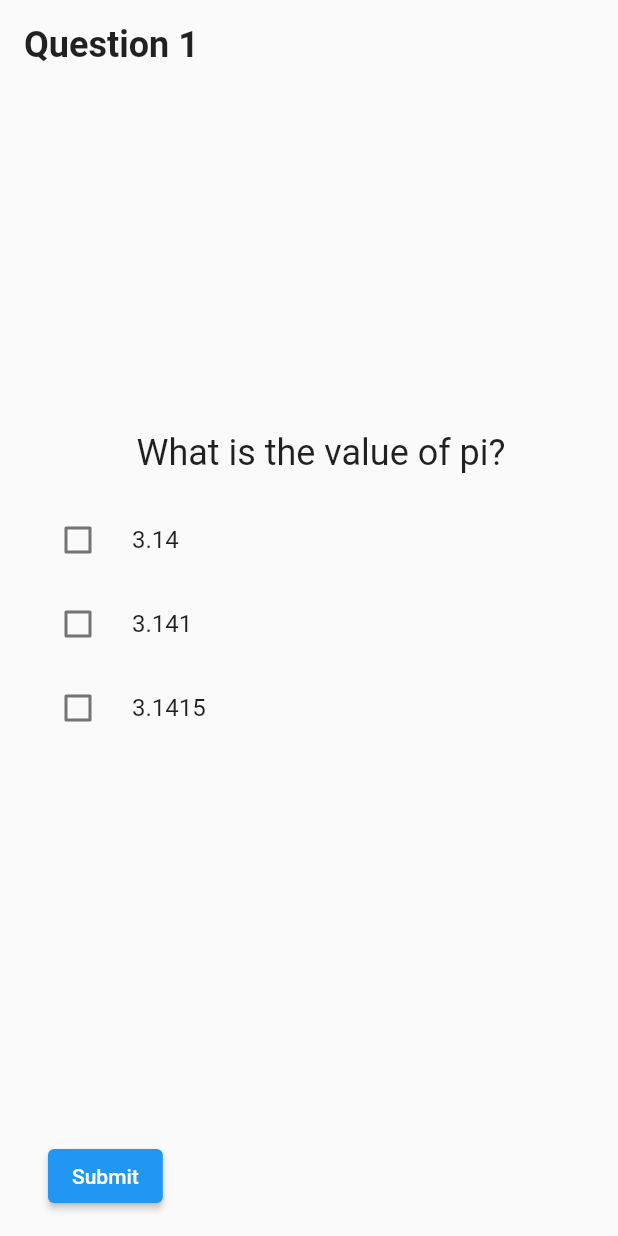
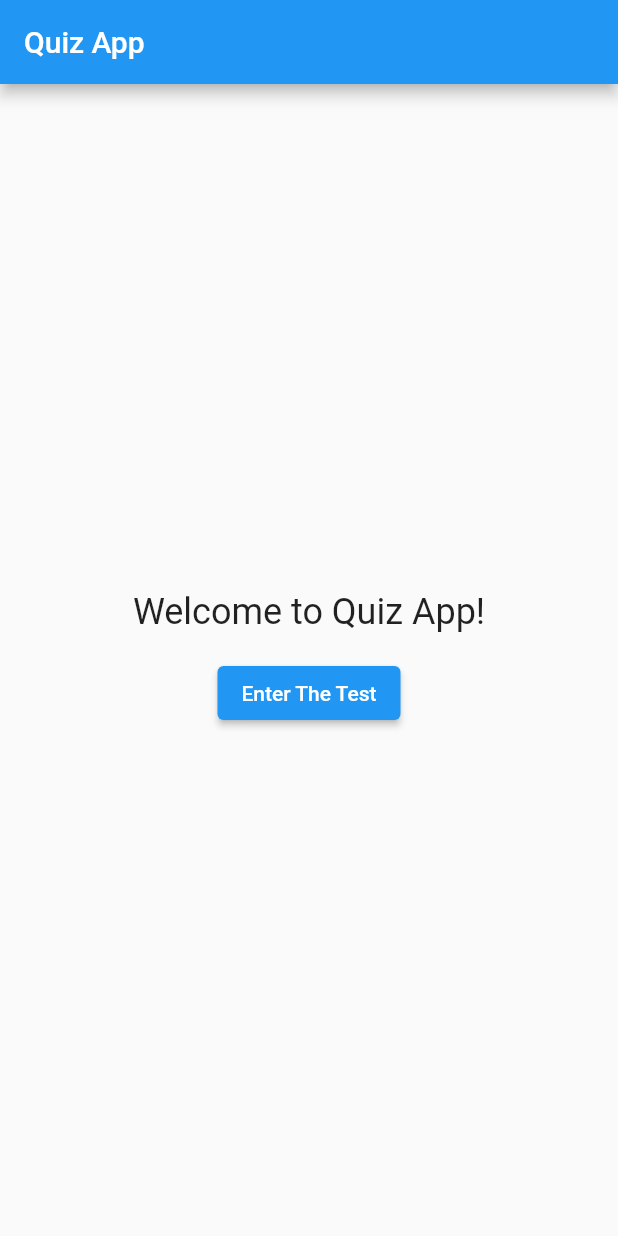
Before and after one commit to Abdelrahman0122/quiz_app_Using_Flutter, a Flutter app: the screen it shows after launch, on a phone screen of 412 x 824 dp. Run offline on Flutter 3.47's test engine with Material 2 defaults, Android fonts, the phone set to English and light mode, and no system bars; missing offline and left inert: dart:js.

Commit message:
add List

```diff
--- /dev/null
+++ b/lib/about.dart
@@ -0,0 +1,58 @@
+import 'package:flutter/material.dart';
+import 'package:quiz/about.dart';
+
+void main() {
+  runApp(about());
+}
+
+class about extends StatelessWidget {
+  final List<String> categories = [
+    'Abdo: 10',
+    'Sakr: 5',
+    '3eno: 6',
+    'Bros: 6',
+    'Kimo: 3',
+    'Ehab:3',
+    'Junior:30',
+    'Nazo: 4',
+  ];
+
+  @override
+  Widget build(BuildContext context) {
+    return MaterialApp(
+      home: Scaffold(
+        appBar: AppBar(
+          title: Text('Quiz Categories'),
+        ),
+        body: Container(
+          padding: EdgeInsets.all(16.0),
+          child: ListView.builder(
+            itemCount: categories.length,
+            itemBuilder: (context, index) {
+              return Card(
+                elevation: 2.0,
+                child: ListTile(
+                  contentPadding: EdgeInsets.symmetric(
+                    vertical: 16.0,
+                    horizontal: 24.0,
+                  ),
+                  leading: Icon(Icons.category, size: 32.0),
+                  title: Text(
+                    categories[index],
+                    style: TextStyle(
+                      fontSize: 20.0,
+                      fontWeight: FontWeight.bold,
+                    ),
+                  ),
+                  onTap: () {
+                    print('Selected category: ${categories[index]}');
+                  },
+                ),
+              );
+            },
+          ),
+        ),
+      ),
+    );
+  }
+}
--- a/lib/main.dart
+++ b/lib/main.dart
@@ -4,19 +4,59 @@ import 'dart:js';
 import 'package:flutter/cupertino.dart';
 import 'package:flutter/material.dart';
 import 'package:quiz/Globals.dart';
+import 'package:quiz/about.dart';
 
 void main(){
   runApp(MaterialApp(
       title: 'Flutter Demo',
       initialRoute: '/',
       routes: {
-        '/': (context) => PiValueQuiz(),
+        '/': (context) => QuizApp(),
+        '/main': (context) => PiValueQuiz(),
         '/second': (context) => NewScreen(),
         '/third': (context)=> Third(),
         '/Score':(context)=> Score(),
+        '/about':(context)=> about(),
       }));
 
 }
+
+class QuizApp extends StatefulWidget {
+  @override
+  _QuizAppState createState() => _QuizAppState();
+}
+
+class _QuizAppState extends State<QuizApp> {
+  @override
+  Widget build(BuildContext context) {
+    return Scaffold(
+      appBar: AppBar(
+        title: Text('Quiz App'),
+      ),
+      body: Center(
+        child: Column(
+          mainAxisAlignment: MainAxisAlignment.center,
+          children: <Widget>[
+            Text(
+              'Welcome to Quiz App!',
+              style: TextStyle(fontSize: 24),
+            ),
+            SizedBox(height: 16),
+            ElevatedButton(
+              onPressed: () {
+                Navigator.pushNamed(context, '/main');
+              },
+              child: Text('Enter The Test'),
+            ),
+          ],
+        ),
+      ),
+    );
+  }
+}
+
+
+
 
 class PiValueQuiz extends StatefulWidget {
   @override
@@ -406,10 +446,22 @@ class _ScoreState extends State<Score> {
                   ),
                 ),
               ),
+
             ],
           ),
+
+
         ),
+
       ),
+      floatingActionButton: FloatingActionButton(
+        onPressed: () {
+          Navigator.pushNamed(context, '/about');
+        },
+        child: Icon(Icons.help_outline),
+        backgroundColor: Colors.grey,
+      ),
+      floatingActionButtonLocation: FloatingActionButtonLocation.miniStartFloat,
     );
   }
 }
```
Also changed, not shown: 1 other file.
